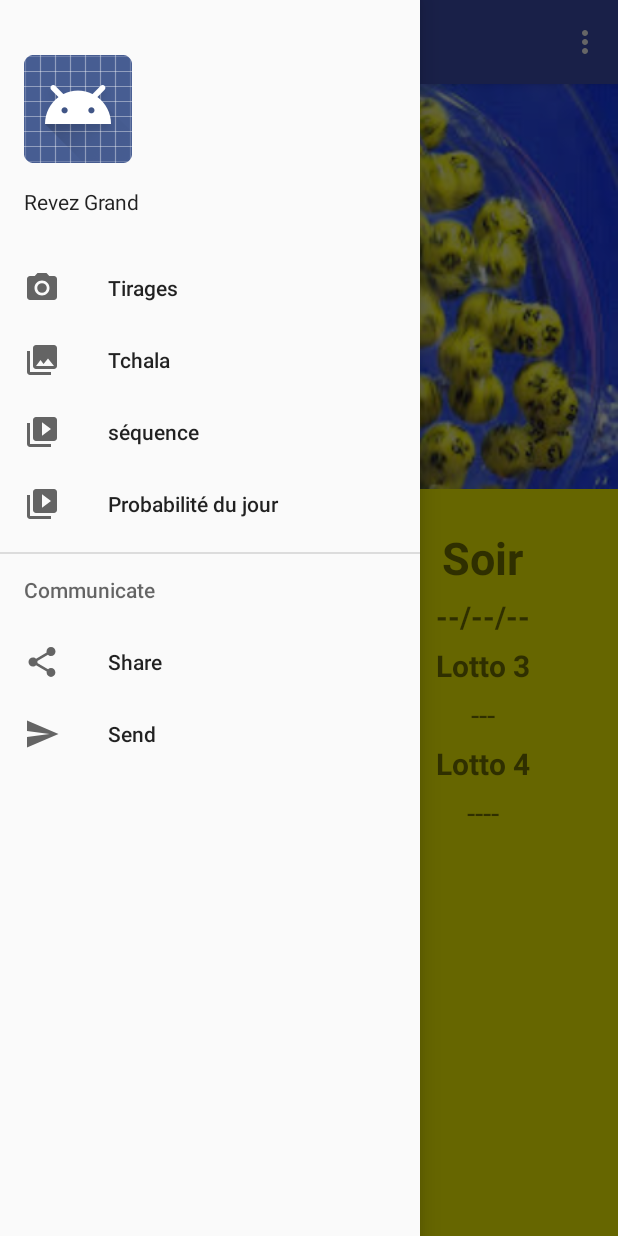
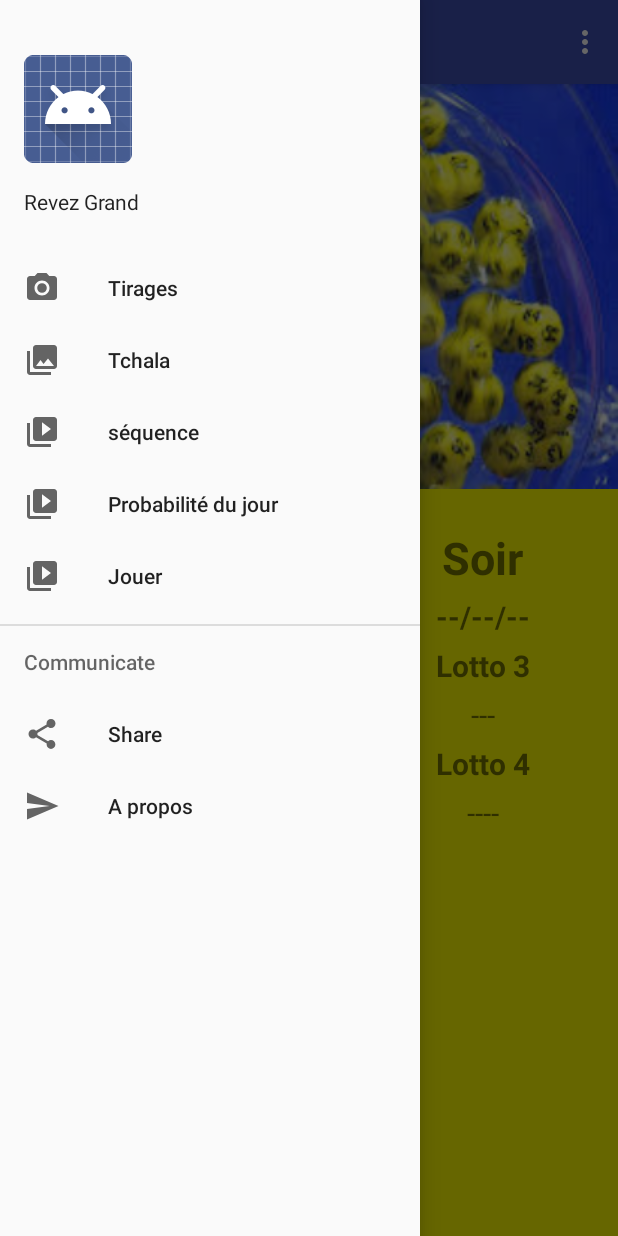
Before and after one commit to jetprog/HaitiLotterie, an Android app: the screen it shows after launch (ActivityHome), with the side drawer open, on a phone screen of 412 x 824 dp. Run offline under Robolectric (Android 15) with nearby library versions, the phone set to English and light mode, and no system bars; libraries missing offline, so code that uses them is left out: com.backendless, com.backendless.async, com.backendless.exceptions; 3 statements that could not run were skipped.

```diff
--- a/app/src/main/res/menu/activity_home_drawer.xml
+++ b/app/src/main/res/menu/activity_home_drawer.xml
@@ -20,6 +20,11 @@
             android:icon="@drawable/ic_menu_slideshow"
             android:title="Probabilité du jour" />
 
+        <item
+            android:id="@+id/itJouer"
+            android:icon="@drawable/ic_menu_slideshow"
+            android:title="Jouer" />
+
     </group>
 
     <item android:title="Communicate">
@@ -31,7 +36,7 @@
             <item
                 android:id="@+id/itSend"
                 android:icon="@drawable/ic_menu_send"
-                android:title="Send" />
+                android:title="A propos" />
         </menu>
     </item>
 
```
Also changed, not shown: app/src/main/java/lotto509/com/lotto509/activity/ActivityHome.java (+8 -0 lines).
